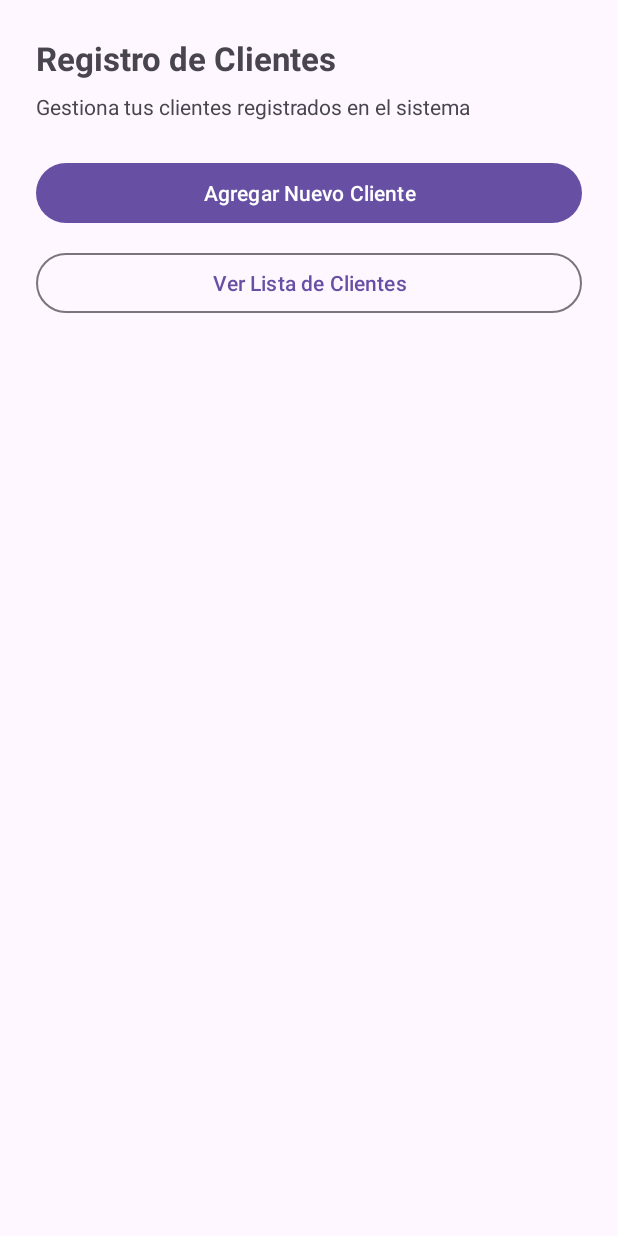
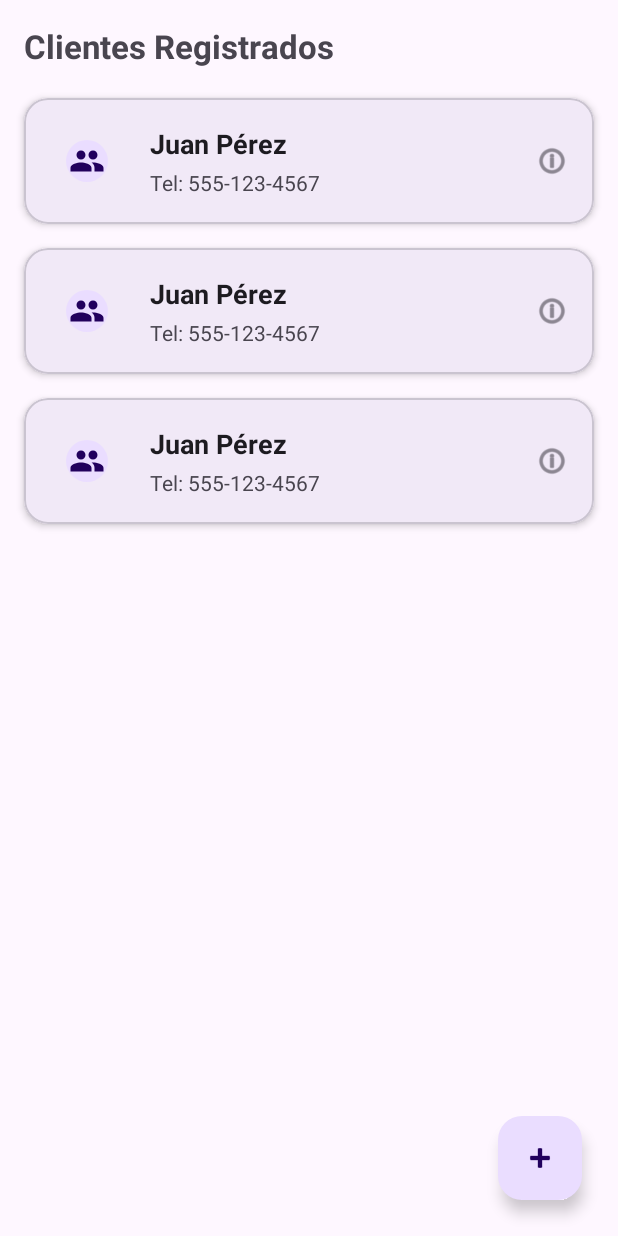
Before and after one commit to gmtzdev/Erdbeeren, an Android app: the layout layout_clients.xml on its own in the app's theme, with its tools: preview values and no code run, on a phone screen of 412 x 824 dp. Run offline under Robolectric (Android 15) with nearby library versions, the phone set to English and light mode, and no system bars.

Commit message:
Modify client section to use cards and floting button.

```diff
--- /dev/null
+++ b/app/src/main/java/com/example/erdbeeren/ClientAdapter.kt
@@ -0,0 +1,40 @@
+package com.example.erdbeeren
+
+import android.view.LayoutInflater
+import android.view.View
+import android.view.ViewGroup
+import android.widget.TextView
+import androidx.recyclerview.widget.RecyclerView
+import com.example.erdbeeren.data.ClientEntity
+
+class ClientAdapter(private var clients: List<ClientEntity>) :
+    RecyclerView.Adapter<ClientAdapter.ClientViewHolder>() {
+
+    class ClientViewHolder(itemView: View) : RecyclerView.ViewHolder(itemView) {
+        val tvClientName: TextView = itemView.findViewById(R.id.tvCardClientName)
+        val tvClientPhone: TextView = itemView.findViewById(R.id.tvCardClientPhone)
+    }
+
+    override fun onCreateViewHolder(parent: ViewGroup, viewType: Int): ClientViewHolder {
+        val view = LayoutInflater.from(parent.context)
+            .inflate(R.layout.item_client_card, parent, false)
+        return ClientViewHolder(view)
+    }
+
+    override fun onBindViewHolder(holder: ClientViewHolder, position: Int) {
+        val client = clients[position]
+        holder.tvClientName.text = client.clientName
+        holder.tvClientPhone.text = if (client.phoneNumber.isNotEmpty()) {
+            "Tel: ${client.phoneNumber}"
+        } else {
+            "Sin teléfono registrado"
+        }
+    }
+
+    override fun getItemCount(): Int = clients.size
+
+    fun updateClients(newClients: List<ClientEntity>) {
+        clients = newClients
+        notifyDataSetChanged()
+    }
+}
--- a/app/src/main/java/com/example/erdbeeren/HomeActivity.kt
+++ b/app/src/main/java/com/example/erdbeeren/HomeActivity.kt
@@ -23,6 +23,7 @@ import com.example.erdbeeren.data.PendingAccount
 import com.example.erdbeeren.data.SaleEntity
 import com.google.android.material.bottomnavigation.BottomNavigationView
 import com.google.android.material.chip.ChipGroup
+import com.google.android.material.floatingactionbutton.FloatingActionButton
 import com.google.android.material.snackbar.Snackbar
 import com.google.android.material.textfield.MaterialAutoCompleteTextView
 import com.google.android.material.textfield.TextInputEditText
@@ -253,15 +254,25 @@ class HomeActivity : AppCompatActivity() {
         fragmentContainer.removeAllViews()
         val view = LayoutInflater.from(this).inflate(R.layout.layout_clients, fragmentContainer, false)
 
-        val btnCreateClient = view.findViewById<Button>(R.id.btnCreateClient)
-        val btnViewClients = view.findViewById<Button>(R.id.btnViewClients)
+        val rvClients = view.findViewById<RecyclerView>(R.id.rvClients)
+        val fabAddClient = view.findViewById<FloatingActionButton>(R.id.fabAddClient)
 
-        btnCreateClient.setOnClickListener {
-            startActivity(Intent(this, CreateClientActivity::class.java))
+        rvClients.layoutManager = LinearLayoutManager(this)
+        val clientAdapter = ClientAdapter(emptyList())
+        rvClients.adapter = clientAdapter
+
+        // Cargar clientes desde Room DB
+        lifecycleScope.launch(Dispatchers.IO) {
+            val db = AppDatabase.getInstance(applicationContext)
+            val clientList = db.clientDao().getAllClients()
+
+            withContext(Dispatchers.Main) {
+                clientAdapter.updateClients(clientList)
+            }
         }
 
-        btnViewClients.setOnClickListener {
-            startActivity(Intent(this, ShowUsers_Activity::class.java))
+        fabAddClient.setOnClickListener {
+            startActivity(Intent(this, CreateClientActivity::class.java))
         }
 
         fragmentContainer.addView(view)
--- a/app/src/main/java/com/example/erdbeeren/core/SessionManager.kt
+++ b/app/src/main/java/com/example/erdbeeren/core/SessionManager.kt
@@ -19,7 +19,6 @@ class SessionManager(private val context: Context) {
         val USER_ID = stringPreferencesKey("user_id")
         val USER_NAME = stringPreferencesKey("user_name")
         val IS_LOGGED_IN = booleanPreferencesKey("is_logged_in")
-
         val DARK_MODE = booleanPreferencesKey("dark_mode")
     }
 
--- /dev/null
+++ b/app/src/main/res/layout/item_client_card.xml
@@ -0,0 +1,69 @@
+<?xml version="1.0" encoding="utf-8"?>
+<com.google.android.material.card.MaterialCardView
+    xmlns:android="http://schemas.android.com/apk/res/android"
+    xmlns:app="http://schemas.android.com/apk/res-auto"
+    xmlns:tools="http://schemas.android.com/tools"
+    android:id="@+id/clientCardView"
+    android:layout_width="match_parent"
+    android:layout_height="wrap_content"
+    android:layout_marginHorizontal="16dp"
+    android:layout_marginVertical="8dp"
+    app:cardCornerRadius="16dp"
+    app:cardElevation="3dp">
+
+    <LinearLayout
+        android:layout_width="match_parent"
+        android:layout_height="wrap_content"
+        android:orientation="horizontal"
+        android:gravity="center_vertical"
+        android:padding="16dp">
+
+        <!-- Imagen de perfil / Avatar del cliente -->
+        <com.google.android.material.imageview.ShapeableImageView
+            android:id="@+id/ivClientAvatar"
+            android:layout_width="52dp"
+            android:layout_height="52dp"
+            android:scaleType="centerInside"
+            android:src="@drawable/ic_clients"
+            android:background="?attr/colorPrimaryContainer"
+            android:padding="12dp"
+            app:shapeAppearanceOverlay="@style/ShapeAppearance.Material3.Corner.Full"
+            app:tint="?attr/colorOnPrimaryContainer" />
+
+        <LinearLayout
+            android:layout_width="0dp"
+            android:layout_height="wrap_content"
+            android:layout_weight="1"
+            android:layout_marginStart="16dp"
+            android:orientation="vertical">
+
+            <TextView
+                android:id="@+id/tvCardClientName"
+                android:layout_width="wrap_content"
+                android:layout_height="wrap_content"
+                android:textSize="18sp"
+                android:textStyle="bold"
+                android:textColor="?attr/colorOnSurface"
+                tools:text="Juan Pérez" />
+
+            <TextView
+                android:id="@+id/tvCardClientPhone"
+                android:layout_width="wrap_content"
+                android:layout_height="wrap_content"
+                android:layout_marginTop="4dp"
+                android:textSize="14sp"
+                android:textColor="?attr/colorOnSurfaceVariant"
+                tools:text="Tel: 555-123-4567" />
+
+        </LinearLayout>
+
+        <ImageView
+            android:layout_width="24dp"
+            android:layout_height="24dp"
+            android:contentDescription="Detalles"
+            android:src="@android:drawable/ic_menu_info_details"
+            app:tint="?attr/colorOnSurfaceVariant" />
+
+    </LinearLayout>
+
+</com.google.android.material.card.MaterialCardView>
--- a/app/src/main/res/layout/layout_clients.xml
+++ b/app/src/main/res/layout/layout_clients.xml
@@ -1,38 +1,42 @@
 <?xml version="1.0" encoding="utf-8"?>
-<LinearLayout
+<androidx.constraintlayout.widget.ConstraintLayout
     xmlns:android="http://schemas.android.com/apk/res/android"
+    xmlns:app="http://schemas.android.com/apk/res-auto"
+    xmlns:tools="http://schemas.android.com/tools"
     android:layout_width="match_parent"
-    android:layout_height="match_parent"
-    android:orientation="vertical"
-    android:padding="24dp">
+    android:layout_height="match_parent">
 
     <TextView
+        android:id="@+id/tvClientsHeader"
         android:layout_width="wrap_content"
         android:layout_height="wrap_content"
-        android:text="Registro de Clientes"
+        android:layout_marginStart="16dp"
+        android:layout_marginTop="16dp"
+        android:text="Clientes Registrados"
         android:textSize="22sp"
-        android:textStyle="bold" />
+        android:textStyle="bold"
+        app:layout_constraintStart_toStartOf="parent"
+        app:layout_constraintTop_toTopOf="parent" />
 
-    <TextView
+    <androidx.recyclerview.widget.RecyclerView
+        android:id="@+id/rvClients"
+        android:layout_width="0dp"
+        android:layout_height="0dp"
+        android:layout_marginTop="12dp"
+        app:layout_constraintBottom_toBottomOf="parent"
+        app:layout_constraintEnd_toEndOf="parent"
+        app:layout_constraintStart_toStartOf="parent"
+        app:layout_constraintTop_toBottomOf="@+id/tvClientsHeader"
+        tools:listitem="@layout/item_client_card" />
+
+    <com.google.android.material.floatingactionbutton.FloatingActionButton
+        android:id="@+id/fabAddClient"
         android:layout_width="wrap_content"
         android:layout_height="wrap_content"
-        android:layout_marginTop="8dp"
-        android:text="Gestiona tus clientes registrados en el sistema"
-        android:textSize="14sp" />
+        android:layout_margin="24dp"
+        android:contentDescription="Agregar Cliente"
+        app:srcCompat="@android:drawable/ic_input_add"
+        app:layout_constraintBottom_toBottomOf="parent"
+        app:layout_constraintEnd_toEndOf="parent" />
 
-    <Button
-        android:id="@+id/btnCreateClient"
-        android:layout_width="match_parent"
-        android:layout_height="wrap_content"
-        android:layout_marginTop="24dp"
-        android:text="Agregar Nuevo Cliente" />
-
-    <Button
-        android:id="@+id/btnViewClients"
-        style="@style/Widget.Material3.Button.OutlinedButton"
-        android:layout_width="match_parent"
-        android:layout_height="wrap_content"
-        android:layout_marginTop="12dp"
-        android:text="Ver Lista de Clientes" />
-
-</LinearLayout>
+</androidx.constraintlayout.widget.ConstraintLayout>
```
